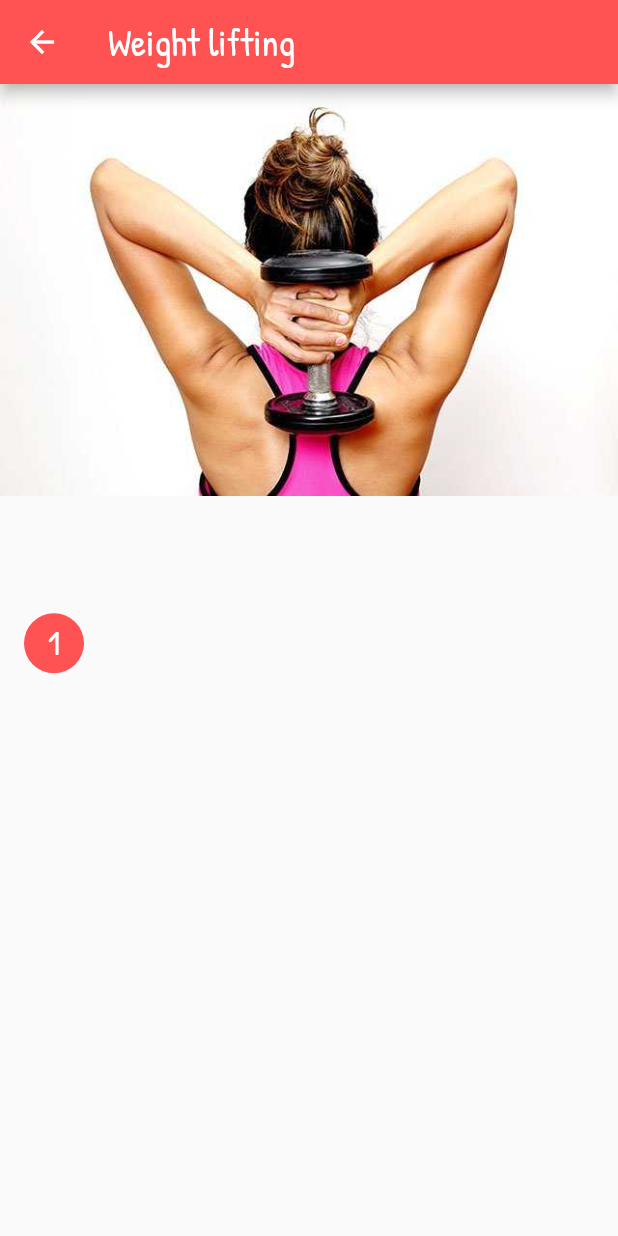
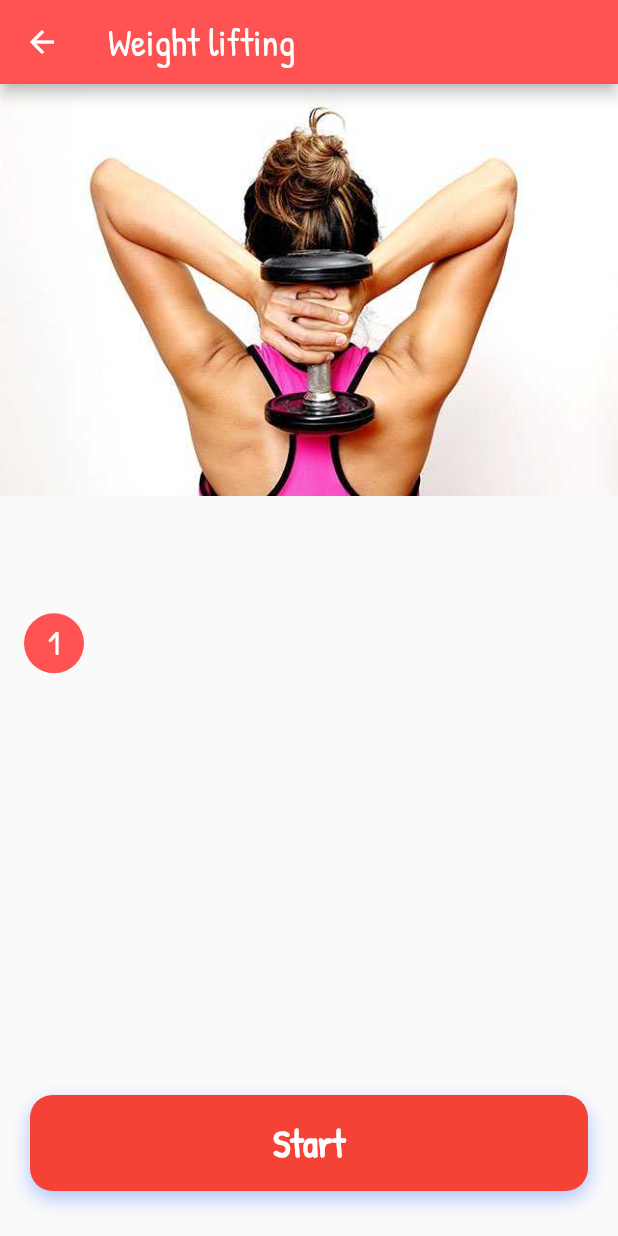
Before and after one commit to DonMartialMinh/Health, a Flutter app: the screen it shows after launch, after a tap on "Weight lifting", on a phone screen of 412 x 824 dp. Run offline on Flutter 3.47's test engine with Material 2 defaults, Android fonts, the phone set to English and light mode, and no system bars; our stand-ins replace percent_indicator; network calls fail.

Commit message:
complete fitness feature

```diff
--- a/lib/components/activity_detail.dart
+++ b/lib/components/activity_detail.dart
@@ -132,7 +132,9 @@ class ActivityDetail extends StatelessWidget {
                                     currentExercise.difficult,
                                     style: TextStyle(
                                       fontSize: 18.0,
-                                      color: Colors.lightBlue,
+                                      color: (
+                                          currentExercise.difficult == 'Beginner') ? Colors.lightBlue
+                                          : ((currentExercise.difficult == 'Intermediate') ? Colors.amber : Colors.red),
                                       fontWeight: FontWeight.w900,
                                     ),
                                   ),
--- a/lib/components/activity_timer.dart
+++ b/lib/components/activity_timer.dart
@@ -31,9 +31,8 @@ class _ActivityTimerState extends State<ActivityTimer> {
       widget._timer = new Timer.periodic(
         sec,
             (Timer timer) {
-          if (widget._start == 0) {
+          if (widget._start == 1) {
             timer.cancel();
-            Next();
           }
           if (!widget.isStarting) {
             setState(() {
@@ -228,10 +227,11 @@ class _ActivityTimerState extends State<ActivityTimer> {
           ),
           onTap: () {
             if (widget.currentExerciseIndex < widget.exercises.length - 1)
-              Next();
+              {
+                Next();
+              }
             else
               {
-                //dispose();
                 Navigator.pop(context);
               }
           },
--- a/lib/components/daily_tip.dart
+++ b/lib/components/daily_tip.dart
@@ -1,12 +1,9 @@
 import 'package:flutter/material.dart';
+import 'package:health/models/tip.dart';
 
 class DailyTip extends StatelessWidget {
-
-  final Map<String, String> element = {
-    'title': '3 Main workout tips',
-    'subtitle': 'The American Council on Exercises (ACE) recently surveyed 3,000 ACE-certificated personal trainers about the best!',
-    'image': 'assets/images/image011.jpg',
-  };
+  Tip tip;
+  DailyTip({required this.tip});
 
   @override
   Widget build(BuildContext context) {
@@ -24,7 +21,7 @@ class DailyTip extends StatelessWidget {
           ),
           decoration: BoxDecoration(
             image: DecorationImage(
-              image: AssetImage(this.element['image']!),
+              image: AssetImage(tip.image),
               fit: BoxFit.fill,
             ),
             borderRadius: BorderRadius.all(
@@ -35,7 +32,7 @@ class DailyTip extends StatelessWidget {
         Container(
           padding: EdgeInsets.only(left: 20),
           child: Text(
-            this.element['title']!,
+            this.tip.title,
             style: TextStyle(fontSize: 14.0),
           ),
         ),
@@ -43,7 +40,7 @@ class DailyTip extends StatelessWidget {
           width: width,
           margin: EdgeInsets.only(top: 10.0, left: 20),
           child: Text(
-            this.element['subtitle']!,
+            this.tip.content,
             style: TextStyle(
               color: Colors.black45,
               fontSize: 14.0,
--- a/lib/components/detail_exercise_card.dart
+++ b/lib/components/detail_exercise_card.dart
@@ -1,6 +1,6 @@
 
 
-
+import 'package:health/components/activity_timer.dart';
 import 'package:flutter/material.dart';
 import 'package:health/models/exercise.dart';
 import 'package:health/components/list_component.dart';
@@ -8,7 +8,11 @@ import 'package:health/components/list_component.dart';
 class DetailExerciseCard extends StatelessWidget{
   Exercise exercise;
   String tag;
-  DetailExerciseCard({required this.exercise, required this.tag});
+  late List <Exercise> list;
+  DetailExerciseCard({required this.exercise, required this.tag}){
+    list = [];
+    list.add(exercise);
+  }
 
   List<Widget> generateComponent(BuildContext context, List<String> list) {
     List<Widget> _list = [];
@@ -70,6 +74,39 @@ class DetailExerciseCard extends StatelessWidget{
           ],
         ),
       ),
+      bottomNavigationBar: GestureDetector(
+        child: Container(
+          margin: EdgeInsets.only(left: 20.0, right: 20.0, bottom: 30.0),
+          padding: EdgeInsets.all(15.0),
+          decoration: BoxDecoration(
+              color: Colors.red[500],
+              borderRadius: BorderRadius.circular(15.0),
+              boxShadow: [
+                BoxShadow(
+                  color: Color.fromRGBO(100, 140, 255, 0.5),
+                  blurRadius: 10.0,
+                  offset: Offset(0.0, 5.0),
+                ),
+              ]),
+          child: Text(
+            'Start',
+            textAlign: TextAlign.center,
+            style: TextStyle(
+              fontSize: 25.0,
+              fontWeight: FontWeight.w900,
+              color: Colors.white,
+            ),
+          ),
+        ),
+        onTap: () {
+          Navigator.push(
+            context,
+            MaterialPageRoute(builder: (_) {
+              return ActivityTimer(exercises: this.list);
+            }),
+          );
+        },
+      ),
     ));
   }
 }
--- a/lib/components/image_card_with_internal.dart
+++ b/lib/components/image_card_with_internal.dart
@@ -14,51 +14,42 @@ class ImageCardWithInternal extends StatelessWidget {
     Size size = MediaQuery.of(context).size;
     return Container(
       child: Column(
-        mainAxisAlignment: MainAxisAlignment.spaceBetween,
         crossAxisAlignment: CrossAxisAlignment.start,
         children: <Widget>[
           Container(
-            child: Text(
-              this.duration,
-              style: TextStyle(
-                color: Colors.white,
-                fontSize: 12.0,
+            width: size.width* 0.9 ,
+            height: size.width * 0.6,
+            child: ClipRRect(
+              borderRadius: BorderRadius.circular(10),
+              clipBehavior: Clip.hardEdge,
+              child: Center(
+                child: FadeInImage.assetNetwork(
+                    placeholder: 'assets/images/loading.gif',
+                    image: this.image
+                ),
               ),
             ),
-            padding: EdgeInsets.symmetric(
-              vertical: 4.0,
-              horizontal: 10.0,
-            ),
-            decoration: BoxDecoration(
-              borderRadius: BorderRadius.all(
-                Radius.circular(20.0),
-              ),
-              color: Colors.black.withAlpha(900),
+          ),
+          Container(
+            margin: EdgeInsets.only(top: 10.0),
+            child: Text(
+              this.title,
+              textAlign: TextAlign.left,
+              style: TextStyle(fontSize: 15.0),
             ),
           ),
-          Text(
-            this.title,
-            style: TextStyle(
-              color: Colors.white,
-              fontSize: 28,
-              fontWeight: FontWeight.w900,
+          Container(
+            margin: EdgeInsets.only(top: 5.0),
+            child: Text(
+              '${this.duration}',
+              style: TextStyle(
+                fontSize: 15.0,
+                color: Colors.green,
+              ),
             ),
           ),
         ],
       ),
-      width: size.width * 0.85,
-      height: size.width * 0.60,
-      padding: EdgeInsets.all(20.0),
-      margin: EdgeInsets.only(top: 20, left: 20),
-      decoration: BoxDecoration(
-        image: DecorationImage(
-          image: AssetImage(this.image),
-          fit: BoxFit.cover,
-        ),
-        borderRadius: BorderRadius.all(
-          Radius.circular(15.0),
-        ),
-      ),
     );
   }
 }
--- a/lib/components/main_card_programs.dart
+++ b/lib/components/main_card_programs.dart
@@ -29,7 +29,7 @@ class MainCardPrograms extends StatelessWidget {
                 this.program.time,
                 style: TextStyle(
                   color: Colors.white,
-                  fontSize: 12.0,
+                  fontSize: 20.0,
                 ),
               )
             ],
--- a/lib/tabs/Fitness.dart
+++ b/lib/tabs/Fitness.dart
@@ -1,5 +1,7 @@
 import 'package:health/components/activity_detail.dart';
 import 'package:health/components/exercise_yoga_category.dart';
+import 'package:health/models/ads.dart';
+import 'package:health/models/tip.dart';
 import '../components/exercise_body_part_category.dart';
 import '../data/fake_data.dart';
 import 'package:health/components/daily_tip.dart';
@@ -12,7 +14,7 @@ import '../components/fit_image_card.dart';
 import '../components/detail_exercise_card.dart';
 import 'package:health/components/section_title.dart';
 import 'package:health/models/program.dart';
-
+import 'package:url_launcher/url_launcher.dart';
 import 'package:flutter/material.dart';
 
 class Programs extends StatelessWidget {
@@ -45,6 +47,35 @@ class Programs extends StatelessWidget {
     return _list;
   }
 
+  List<Widget> generateAds(BuildContext context, List<Ads> list) {
+    List<Widget> _list = [];
+    list.forEach((ads) {
+      Widget element = Container(
+        margin: EdgeInsets.only(top: 20, left: 20, right: 20),
+        child: GestureDetector(
+          child: ImageCardWithInternal(image: ads.image, title: ads.name, duration: ads.price),
+          onTap: () {
+            _launchURL(ads.url);
+          },
+        ),
+      );
+      _list.add(element);
+    });
+    return _list;
+  }
+
+  List<Widget> generateTips(BuildContext context, List<Tip> list) {
+    List<Widget> _list = [];
+    list.forEach((tip) {
+      Widget element = Container(
+        margin: EdgeInsets.only(top: 20, left: 20, right: 20),
+        child: DailyTip(tip: tip),
+      );
+      _list.add(element);
+    });
+    return _list;
+  }
+
   List<Widget> generateMainCard(BuildContext context, List<Program> list) {
     List<Widget> _list = [];
     list.forEach((program) {
@@ -67,6 +98,14 @@ class Programs extends StatelessWidget {
       _list.add(element);
     });
     return _list;
+  }
+
+  _launchURL(String url) async {
+    if (await canLaunch(url)) {
+      await launch(url);
+    } else {
+      throw 'Could not launch $url';
+    }
   }
 
   @override
@@ -128,29 +167,24 @@ class Programs extends StatelessWidget {
                 Section(
                   horizontalList: this.generateCard(context, exercisesYoga, _cardWidth),
                 ),
-                SectionTitle('Ads generating'),
-                Section(
-                  horizontalList: <Widget>[
-                    ImageCardWithInternal(
-                      image: 'assets/images/image004.jpg',
-                      title: 'Core \nWorkout',
-                      duration: '7 min',
-                    ),
-                    ImageCardWithInternal(
-                      image: 'assets/images/image004.jpg',
-                      title: 'Core \nWorkout',
-                      duration: '7 min',
-                    ),
-                    ImageCardWithInternal(
-                      image: 'assets/images/image004.jpg',
-                      title: 'Core \nWorkout',
-                      duration: '7 min',
-                    ),
-                  ],
+                Padding(padding: EdgeInsets.only(bottom: 20)),
+                Container(
+                  decoration: BoxDecoration(
+                    color: Colors.pink[50],
+                  ),
+                  child: Column(
+                    children: [
+                      SectionTitle('Advertises'),
+                      Section(
+                          horizontalList: this.generateAds(context, ads)
+                      ),
+                      Padding(padding: EdgeInsets.only(bottom: 20))
+                    ],
+                  ),
                 ),
                 Container(
-                  margin: EdgeInsets.only(top: 50.0),
-                  padding: EdgeInsets.only(top: 10.0, bottom: 40.0),
+                  //margin: EdgeInsets.only(top: 50.0),
+                  padding: EdgeInsets.only( bottom: 40.0),
                   decoration: BoxDecoration(
                     color: Colors.blue[50],
                   ),
@@ -158,16 +192,9 @@ class Programs extends StatelessWidget {
                     mainAxisAlignment: MainAxisAlignment.start,
                     crossAxisAlignment: CrossAxisAlignment.start,
                     children: <Widget>[
-                      Container(
-                        padding: EdgeInsets.only(top: 20, bottom: 20, left: 20),
-                        child: Text('Tips', style: TextStyle(fontSize: 20))
-                      ),
+                      SectionTitle('Tips'),
                       Section(
-                        horizontalList: <Widget>[
-                          DailyTip(),
-                          DailyTip(),
-                          DailyTip(),
-                        ],
+                        horizontalList: this.generateTips(context, tips),
                       ),
                     ],
                   ),
```
Also changed, not shown: lib/data/fake_data.dart (+47 -0 lines), lib/models/ads.dart (added, +15 -0 lines), lib/models/tip.dart (added, +7 -0 lines), pubspec.yaml (+7 -0 lines), pubspec.lock, 2 other files.
